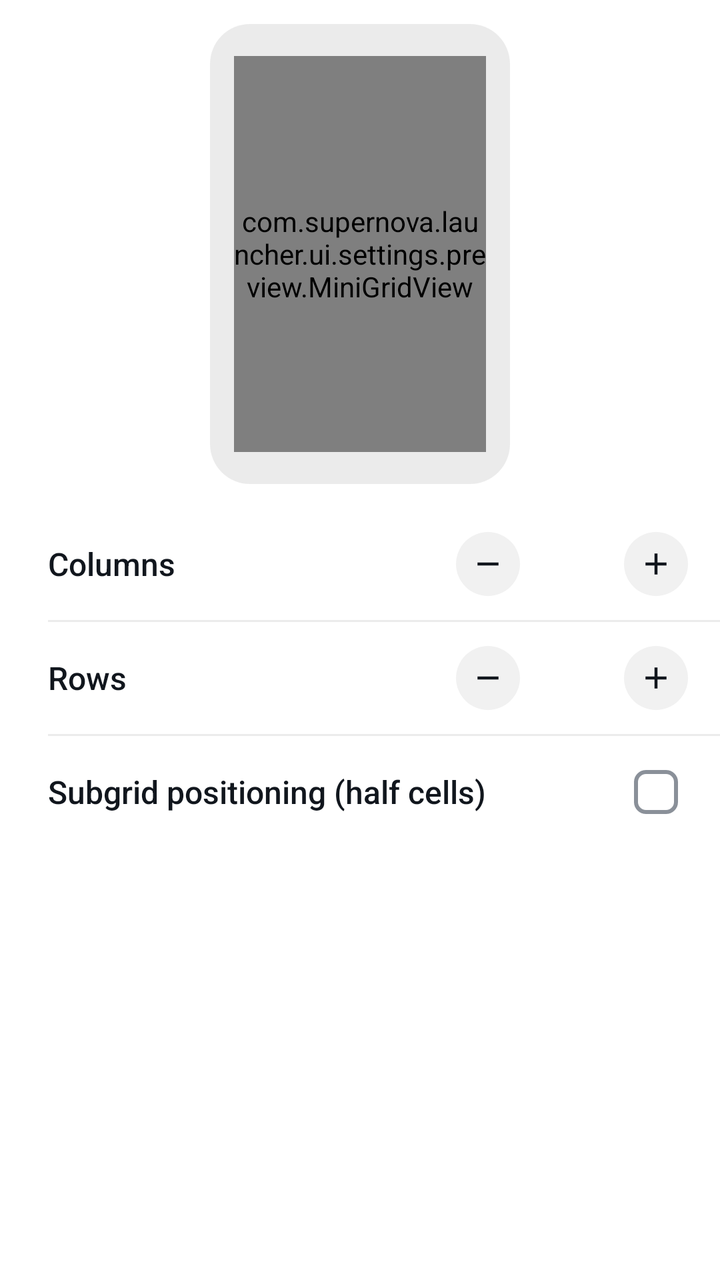
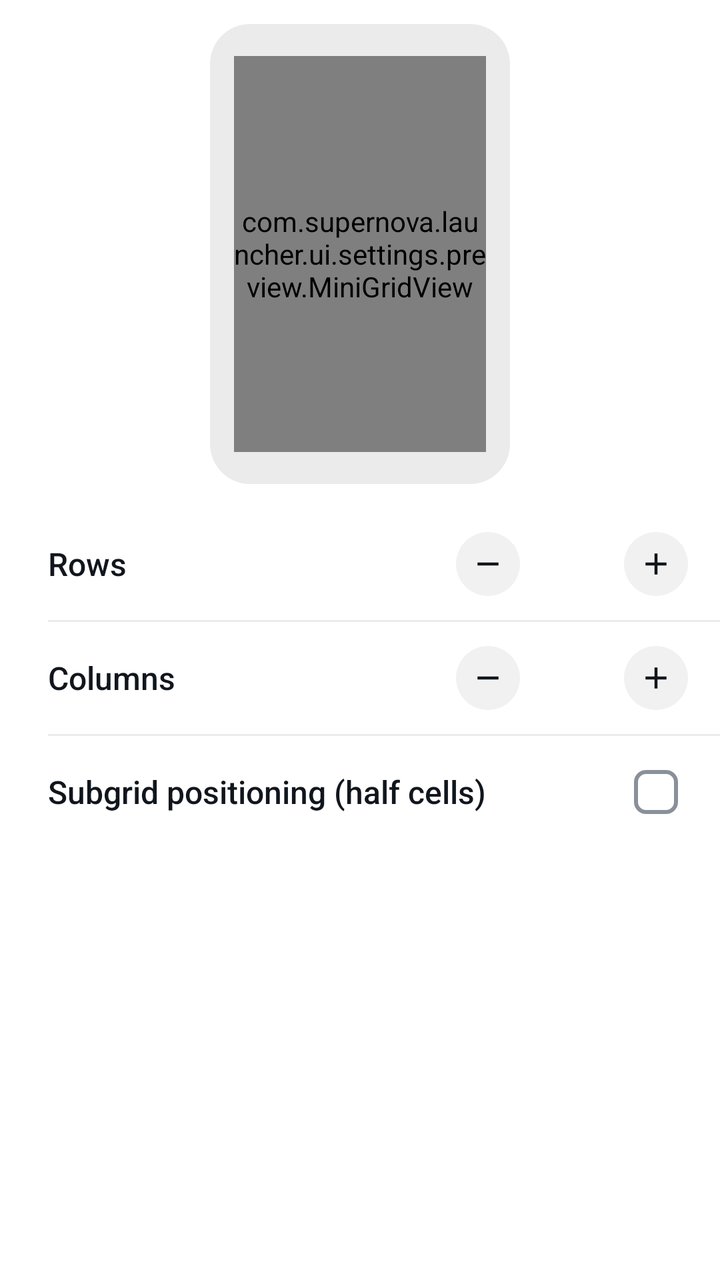

An Android layout rendered at two revisions. The XML below is the earlier revision; the diff shows what the commit changed to produce the second picture.
<!-- AndroidManifest.xml: application theme Theme.Supernova -->
<!-- res/layout/dialog_desktop_grid.xml -->
<?xml version="1.0" encoding="utf-8"?>
<LinearLayout xmlns:android="http://schemas.android.com/apk/res/android"
    android:layout_width="match_parent"
    android:layout_height="wrap_content"
    android:orientation="vertical"
    android:paddingTop="12dp"
    android:paddingBottom="4dp">

    <FrameLayout
        android:layout_width="150dp"
        android:layout_height="230dp"
        android:layout_gravity="center_horizontal"
        android:layout_marginBottom="12dp"
        android:background="@drawable/bg_settings_grid_inset"
        android:paddingHorizontal="12dp"
        android:paddingVertical="16dp">

        <com.supernova.launcher.ui.settings.preview.MiniGridView
            android:id="@+id/gridPreview"
            android:layout_width="match_parent"
            android:layout_height="match_parent" />
    </FrameLayout>

    <LinearLayout
        android:layout_width="match_parent"
        android:layout_height="wrap_content"
        android:gravity="center_vertical"
        android:minHeight="56dp"
        android:orientation="horizontal"
        android:paddingStart="24dp"
        android:paddingEnd="12dp">

        <TextView
            android:layout_width="0dp"
            android:layout_height="wrap_content"
            android:layout_weight="1"
            android:fontFamily="sans-serif-medium"
            android:text="@string/grid_cols"
            android:textColor="@color/textPrimary"
            android:textSize="16sp" />

        <ImageButton
            android:id="@+id/colsDown"
            android:layout_width="40dp"
            android:layout_height="40dp"
            android:background="@drawable/bg_step_circle"
            android:contentDescription="@string/stepper_decrease"
            android:padding="11dp"
            android:scaleType="fitCenter"
            android:src="@drawable/ic_step_minus" />

        <TextView
            android:id="@+id/colsValue"
            android:layout_width="44dp"
            android:layout_height="wrap_content"
            android:gravity="center"
            android:textColor="@color/textPrimary"
            android:textSize="18sp"
            android:textStyle="bold" />

        <ImageButton
            android:id="@+id/colsUp"
            android:layout_width="40dp"
            android:layout_height="40dp"
            android:background="@drawable/bg_step_circle"
            android:contentDescription="@string/stepper_increase"
            android:padding="11dp"
            android:scaleType="fitCenter"
            android:src="@drawable/ic_step_plus" />
    </LinearLayout>

    <View
        android:layout_width="match_parent"
        android:layout_height="1dp"
        android:layout_marginStart="24dp"
        android:background="@color/settingsDivider" />

    <LinearLayout
        android:layout_width="match_parent"
        android:layout_height="wrap_content"
        android:gravity="center_vertical"
        android:minHeight="56dp"
        android:orientation="horizontal"
        android:paddingStart="24dp"
        android:paddingEnd="12dp">

        <TextView
            android:layout_width="0dp"
            android:layout_height="wrap_content"
            android:layout_weight="1"
            android:fontFamily="sans-serif-medium"
            android:text="@string/grid_rows"
            android:textColor="@color/textPrimary"
            android:textSize="16sp" />

        <ImageButton
            android:id="@+id/rowsDown"
            android:layout_width="40dp"
            android:layout_height="40dp"
            android:background="@drawable/bg_step_circle"
            android:contentDescription="@string/stepper_decrease"
            android:padding="11dp"
            android:scaleType="fitCenter"
            android:src="@drawable/ic_step_minus" />

        <TextView
            android:id="@+id/rowsValue"
            android:layout_width="44dp"
            android:layout_height="wrap_content"
            android:gravity="center"
            android:textColor="@color/textPrimary"
            android:textSize="18sp"
            android:textStyle="bold" />

        <ImageButton
            android:id="@+id/rowsUp"
            android:layout_width="40dp"
            android:layout_height="40dp"
            android:background="@drawable/bg_step_circle"
            android:contentDescription="@string/stepper_increase"
            android:padding="11dp"
            android:scaleType="fitCenter"
            android:src="@drawable/ic_step_plus" />
    </LinearLayout>

    <LinearLayout
        android:id="@+id/subgridRow"
        android:layout_width="match_parent"
        android:layout_height="wrap_content"
        android:orientation="vertical">

        <View
            android:layout_width="match_parent"
            android:layout_height="1dp"
            android:layout_marginStart="24dp"
            android:background="@color/settingsDivider" />

        <LinearLayout
            android:id="@+id/subgridToggle"
            android:layout_width="match_parent"
            android:layout_height="wrap_content"
            android:background="?attr/selectableItemBackground"
            android:gravity="center_vertical"
            android:minHeight="56dp"
            android:orientation="horizontal"
            android:paddingStart="24dp"
            android:paddingEnd="8dp">
    
            <TextView
                android:layout_width="0dp"
                android:layout_height="wrap_content"
                android:layout_weight="1"
                android:fontFamily="sans-serif-medium"
                android:text="@string/subgrid"
                android:textColor="@color/textPrimary"
                android:textSize="16sp" />
    
            <com.google.android.material.checkbox.MaterialCheckBox
                android:id="@+id/subgridCheck"
                android:layout_width="48dp"
                android:layout_height="48dp"
                android:layout_marginStart="16dp"
                android:clickable="false"
                android:focusable="false"
                android:minWidth="48dp" />
        </LinearLayout>
    </LinearLayout>
</LinearLayout>
<!-- resources referenced by this layout -->
<resources>
  <color name="settingsDivider">#14000000</color>
  <color name="textPrimary">#11161D</color>
  <!-- drawable bg_settings_grid_inset (drawable) -->
  <?xml version="1.0" encoding="utf-8"?>
  <shape xmlns:android="http://schemas.android.com/apk/res/android" android:shape="rectangle">
      <corners android:radius="20dp" />
      <solid android:color="@color/settingsPillBg" />
  </shape>
  <!-- drawable bg_step_circle (drawable) -->
  <?xml version="1.0" encoding="utf-8"?>
  <ripple xmlns:android="http://schemas.android.com/apk/res/android"
      android:color="?attr/colorControlHighlight">
      <item>
          <inset android:inset="4dp">
              <shape android:shape="oval">
                  <solid android:color="@color/settingsStepBg" />
              </shape>
          </inset>
      </item>
  </ripple>
  <!-- drawable ic_step_minus (drawable) -->
  <?xml version="1.0" encoding="utf-8"?>
  <vector xmlns:android="http://schemas.android.com/apk/res/android"
      android:width="20dp"
      android:height="20dp"
      android:viewportWidth="24"
      android:viewportHeight="24"
      android:tint="@color/textPrimary">
      <path
          android:fillColor="@android:color/white"
          android:pathData="M19,13H5v-2h14v2z" />
  </vector>
  <string name="grid_cols">Columns</string>
  <string name="grid_rows">Rows</string>
  <string name="stepper_decrease">Decrease</string>
  <string name="stepper_increase">Increase</string>
  <string name="subgrid">Subgrid positioning (half cells)</string>
  <color name="settingsPillBg">#14000000</color>
  <color name="settingsStepBg">#0F11161D</color>
  <color name="accent">#2E89FF</color>
  <color name="rippleHighlight">#1A000000</color>
  <color name="accentBlueText">@color/accentBlue</color>
  <style name="Widget.Supernova.RadioButton" parent="Widget.MaterialComponents.CompoundButton.RadioButton">
          <item name="buttonTint">@color/selection_control_tint</item>
          <item name="android:textColor">@color/textPrimary</item>
      </style>
  <style name="Widget.Supernova.Switch" parent="Widget.MaterialComponents.CompoundButton.Switch">
          <item name="android:textColor">@color/textPrimary</item>
      </style>
  <color name="textSecondary">#B011161D</color>
  <color name="surface">#FFFFFF</color>
  <color name="onAccent">#FFFFFFFF</color>
  <color name="accentBlue">#2E89FF</color>
  <color name="raised">#FFFFFF</color>
  <style name="ShapeAppearanceOverlay.Supernova.Dialog" parent="">
          <item name="cornerFamily">rounded</item>
          <item name="cornerSize">28dp</item>
      </style>
  <style name="TextAppearance.Supernova.DialogTitle" parent="MaterialAlertDialog.MaterialComponents.Title.Text">
          <item name="android:textColor">@color/textPrimary</item>
          <item name="android:textSize">22sp</item>
          <item name="android:fontFamily">sans-serif-medium</item>
      </style>
  <style name="TextAppearance.Supernova.DialogBody" parent="MaterialAlertDialog.MaterialComponents.Body.Text">
          <item name="android:textColor">@color/textSecondary</item>
          <item name="android:textSize">15sp</item>
          <item name="android:lineSpacingMultiplier">1.15</item>
      </style>
  <!-- drawable bg_dialog_window (drawable) -->
  <?xml version="1.0" encoding="utf-8"?>
  <inset xmlns:android="http://schemas.android.com/apk/res/android"
      android:insetLeft="24dp"
      android:insetRight="24dp"
      android:insetTop="16dp"
      android:insetBottom="16dp">
      <shape android:shape="rectangle">
          <corners android:radius="28dp" />
          <solid android:color="@color/raised" />
      </shape>
  </inset>
  <style name="ShapeAppearanceOverlay.Supernova.BottomSheet" parent="">
          <item name="cornerFamily">rounded</item>
          <item name="cornerSizeTopLeft">28dp</item>
          <item name="cornerSizeTopRight">28dp</item>
          <item name="cornerSizeBottomLeft">0dp</item>
          <item name="cornerSizeBottomRight">0dp</item>
      </style>
  <!-- unchanged entries left out for length: 13 -->
</resources>

<!-- the commit's change to res/layout/dialog_desktop_grid.xml (unified diff, before → after) -->
@@ -20,6 +20,60 @@
             android:layout_width="match_parent"
             android:layout_height="match_parent" />
     </FrameLayout>
+
+    <LinearLayout
+        android:layout_width="match_parent"
+        android:layout_height="wrap_content"
+        android:gravity="center_vertical"
+        android:minHeight="56dp"
+        android:orientation="horizontal"
+        android:paddingStart="24dp"
+        android:paddingEnd="12dp">
+
+        <TextView
+            android:layout_width="0dp"
+            android:layout_height="wrap_content"
+            android:layout_weight="1"
+            android:fontFamily="sans-serif-medium"
+            android:text="@string/grid_rows"
+            android:textColor="@color/textPrimary"
+            android:textSize="16sp" />
+
+        <ImageButton
+            android:id="@+id/rowsDown"
+            android:layout_width="40dp"
+            android:layout_height="40dp"
+            android:background="@drawable/bg_step_circle"
+            android:contentDescription="@string/stepper_decrease"
+            android:padding="11dp"
+            android:scaleType="fitCenter"
+            android:src="@drawable/ic_step_minus" />
+
+        <TextView
+            android:id="@+id/rowsValue"
+            android:layout_width="44dp"
+            android:layout_height="wrap_content"
+            android:gravity="center"
+            android:textColor="@color/textPrimary"
+            android:textSize="18sp"
+            android:textStyle="bold" />
+
+        <ImageButton
+            android:id="@+id/rowsUp"
+            android:layout_width="40dp"
+            android:layout_height="40dp"
+            android:background="@drawable/bg_step_circle"
+            android:contentDescription="@string/stepper_increase"
+            android:padding="11dp"
+            android:scaleType="fitCenter"
+            android:src="@drawable/ic_step_plus" />
+    </LinearLayout>
+
+    <View
+        android:layout_width="match_parent"
+        android:layout_height="1dp"
+        android:layout_marginStart="24dp"
+        android:background="@color/settingsDivider" />
 
     <LinearLayout
         android:layout_width="match_parent"
@@ -60,60 +114,6 @@
 
         <ImageButton
             android:id="@+id/colsUp"
-            android:layout_width="40dp"
-            android:layout_height="40dp"
-            android:background="@drawable/bg_step_circle"
-            android:contentDescription="@string/stepper_increase"
-            android:padding="11dp"
-            android:scaleType="fitCenter"
-            android:src="@drawable/ic_step_plus" />
-    </LinearLayout>
-
-    <View
-        android:layout_width="match_parent"
-        android:layout_height="1dp"
-        android:layout_marginStart="24dp"
-        android:background="@color/settingsDivider" />
-
-    <LinearLayout
-        android:layout_width="match_parent"
-        android:layout_height="wrap_content"
-        android:gravity="center_vertical"
-        android:minHeight="56dp"
-        android:orientation="horizontal"
-        android:paddingStart="24dp"
-        android:paddingEnd="12dp">
-
-        <TextView
-            android:layout_width="0dp"
-            android:layout_height="wrap_content"
-            android:layout_weight="1"
-            android:fontFamily="sans-serif-medium"
-            android:text="@string/grid_rows"
-            android:textColor="@color/textPrimary"
-            android:textSize="16sp" />
-
-        <ImageButton
-            android:id="@+id/rowsDown"
-            android:layout_width="40dp"
-            android:layout_height="40dp"
-            android:background="@drawable/bg_step_circle"
-            android:contentDescription="@string/stepper_decrease"
-            android:padding="11dp"
-            android:scaleType="fitCenter"
-            android:src="@drawable/ic_step_minus" />
-
-        <TextView
-            android:id="@+id/rowsValue"
-            android:layout_width="44dp"
-            android:layout_height="wrap_content"
-            android:gravity="center"
-            android:textColor="@color/textPrimary"
-            android:textSize="18sp"
-            android:textStyle="bold" />
-
-        <ImageButton
-            android:id="@+id/rowsUp"
             android:layout_width="40dp"
             android:layout_height="40dp"
             android:background="@drawable/bg_step_circle"
